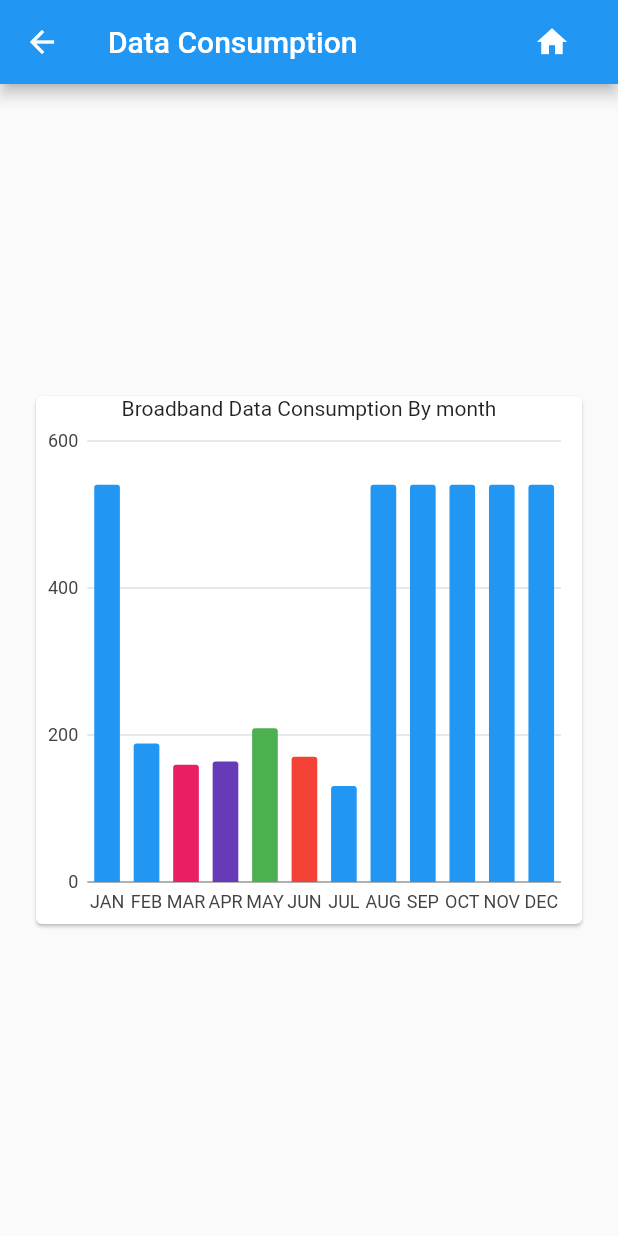
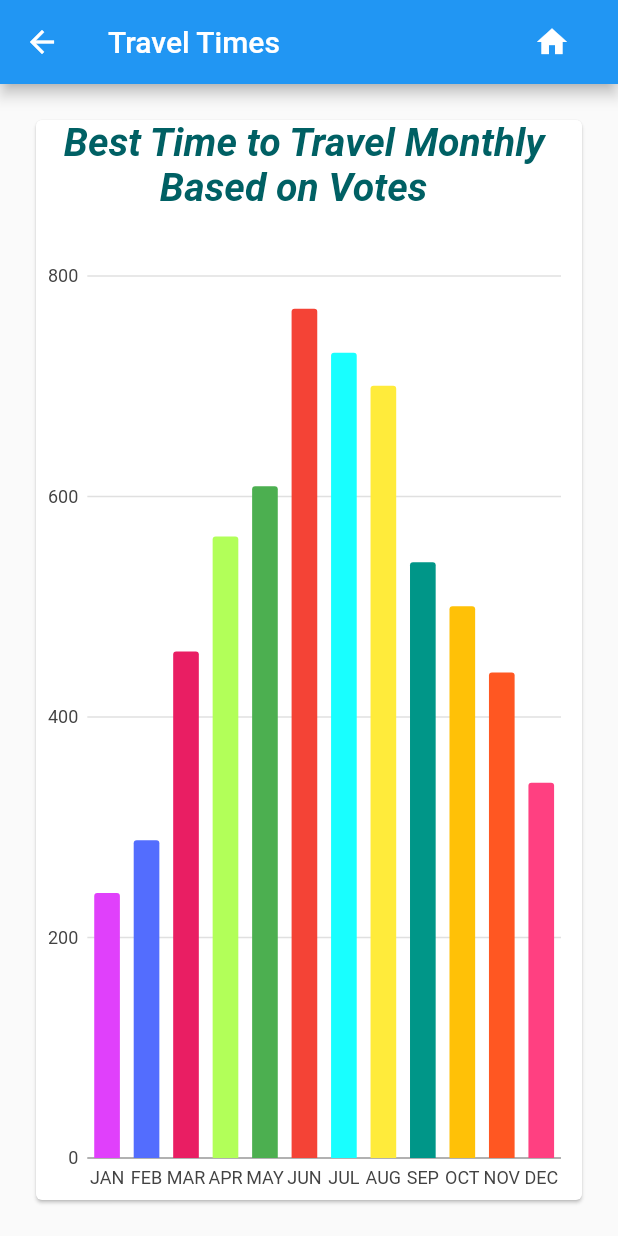
Before and after one commit to tilovashahrin/travel-itinerary, a Flutter app: the HomePage screen opened by its route, on a phone screen of 412 x 824 dp. Run offline on Flutter 3.47's test engine with Material 2 defaults, Android fonts, the phone set to English and light mode, and no system bars; our stand-ins replace charts_flutter, cloud_firestore, firebase_core, flutter_local_notifications, flutter_map, geocoding and 6 more; missing offline and left inert: dart:ffi, date_range_picker, time_range_picker; accounts and stored records are empty; statements that could not run were skipped.

Commit message:
made UI of graph

```diff
--- a/travel_app/lib/chart.dart
+++ b/travel_app/lib/chart.dart
@@ -7,66 +7,66 @@ import 'home_screen/main_screen.dart';
 
 class HomePage extends StatelessWidget {
   static const routeName = '/charts';
-  final List<DataConsumption> data = [
-    DataConsumption(
+  final List<Travel> data = [
+    Travel(
       month: 'JAN',
-      dataInGb: 540.45,
-      barColor: charts.ColorUtil.fromDartColor(Colors.blue),
+      dataInGb: 240.45,
+      barColor: charts.ColorUtil.fromDartColor(Colors.purpleAccent),
     ),
-    DataConsumption(
+    Travel(
       month: 'FEB',
-      dataInGb:188.31,
-      barColor: charts.ColorUtil.fromDartColor(Colors.blue),
+      dataInGb:288.31,
+      barColor: charts.ColorUtil.fromDartColor(Colors.indigoAccent),
     ),
-    DataConsumption(
+    Travel(
       month: 'MAR',
-      dataInGb: 159.39,
+      dataInGb: 459.39,
       barColor: charts.ColorUtil.fromDartColor(Colors.pink),
     ),
-    DataConsumption(
+    Travel(
       month: 'APR',
-      dataInGb: 163.82,
-      barColor: charts.ColorUtil.fromDartColor(Colors.deepPurple),
+      dataInGb: 563.82,
+      barColor: charts.ColorUtil.fromDartColor(Colors.lightGreenAccent),
     ),
-    DataConsumption(
+    Travel(
       month: 'MAY',
-      dataInGb: 209.26,
+      dataInGb: 609.26,
       barColor: charts.ColorUtil.fromDartColor(Colors.green),
     ),
-    DataConsumption(
+    Travel(
       month: 'JUN',
-      dataInGb: 170.26,
+      dataInGb: 770.26,
       barColor: charts.ColorUtil.fromDartColor(Colors.red),
     ),
-    DataConsumption(
+    Travel(
       month: 'JUL',
-      dataInGb: 130.45,
-      barColor: charts.ColorUtil.fromDartColor(Colors.blue),
+      dataInGb: 730.45,
+      barColor: charts.ColorUtil.fromDartColor(Colors.cyanAccent),
     ),
-    DataConsumption(
+    Travel(
       month: 'AUG',
-      dataInGb: 540.45,
-      barColor: charts.ColorUtil.fromDartColor(Colors.blue),
+      dataInGb: 700.45,
+      barColor: charts.ColorUtil.fromDartColor(Colors.yellow),
     ),
-    DataConsumption(
+    Travel(
       month: 'SEP',
       dataInGb: 540.45,
-      barColor: charts.ColorUtil.fromDartColor(Colors.blue),
+      barColor: charts.ColorUtil.fromDartColor(Colors.teal),
     ),
-    DataConsumption(
+    Travel(
       month: 'OCT',
-      dataInGb: 540.45,
-      barColor: charts.ColorUtil.fromDartColor(Colors.blue),
+      dataInGb: 500.45,
+      barColor: charts.ColorUtil.fromDartColor(Colors.amber),
     ),
-    DataConsumption(
+    Travel(
       month: 'NOV',
-      dataInGb: 540.45,
-      barColor: charts.ColorUtil.fromDartColor(Colors.blue),
+      dataInGb: 440.45,
+      barColor: charts.ColorUtil.fromDartColor(Colors.deepOrange),
     ),
-    DataConsumption(
+    Travel(
       month: 'DEC',
-      dataInGb: 540.45,
-      barColor: charts.ColorUtil.fromDartColor(Colors.blue),
+      dataInGb: 340.45,
+      barColor: charts.ColorUtil.fromDartColor(Colors.pinkAccent),
     ),
   ];
   @override
@@ -74,7 +74,7 @@ class HomePage extends StatelessWidget {
     return Scaffold(
       appBar: AppBar(
         backgroundColor: Colors.blue,
-        title: Text('Data Consumption'),
+        title: Text('Travel Times'),
           actions: [
       FlatButton( //Riya added this log out button
       child: Row(
--- a/travel_app/lib/main.dart
+++ b/travel_app/lib/main.dart
@@ -79,30 +79,3 @@ class _MyAppState extends State<MyApp> {
     );
   }
 }
-/*
-class LoginPage extends StatelessWidget{
-  @override
-  Widget build(BuildContext context){
-    return FutureBuilder(
-      future: Firebase.initializeApp(),
-      builder: (context, snapshot){
-        if(snapshot.hasError){
-          print("Error initiating firebase");
-          return Text('Error initializing firebase');
-        }
-        if(snapshot.connectionState == ConnectionState.done){
-          return MaterialApp(
-            title: 'App',
-            routes: <String, WidgetBuilder>{
-              // Set routes for using the Navigator.
-              '/home': (BuildContext context) => new MainScreen(),
-              '/login': (BuildContext context) => new LoginPage(),
-            },
-          );
-        }else{
-          return LinearProgressIndicator();
-        }
-      },
-    );
-  }
-}*/
--- a/travel_app/lib/models/data_cart.dart
+++ b/travel_app/lib/models/data_cart.dart
@@ -3,28 +3,28 @@ import 'package:flutter/material.dart';
 import 'package:charts_flutter/flutter.dart' as charts;
 
 class DataChart extends StatelessWidget {
-  final List<DataConsumption> data;
+  final List<Travel> data;
   const DataChart({Key key, this.data}) : super(key: key);
   @override
   Widget build(BuildContext context) {
-    List<charts.Series<DataConsumption, String>> series = [
+    List<charts.Series<Travel, String>> series = [
       charts.Series(
         data: data,
-        id: "DataConsumption",
-        domainFn: (DataConsumption series, _) => series.month,
-        measureFn: (DataConsumption series, _) => series.dataInGb,
-        colorFn: (DataConsumption seies, _) => seies.barColor,
+        id: "Travel",
+        domainFn: (Travel series, _) => series.month,
+        measureFn: (Travel series, _) => series.dataInGb,
+        colorFn: (Travel seies, _) => seies.barColor,
       )
     ];
     return Container(
-      height: 400,
+      //height: 400,
       padding: EdgeInsets.all(20),
       child: Card(
         child: Column(
           children: <Widget>[
             Text(
-              "Broadband Data Consumption By month",
-              style: Theme.of(context).textTheme.bodyText2,
+              "Best Time to Travel Monthly \n          Based on Votes \n",style: TextStyle(fontSize: 26.0,color: Colors.cyan[900],fontWeight: FontWeight.bold,fontStyle:FontStyle.italic),
+              //style: Theme.of(context).textTheme.bodyText2,
             ),
             Expanded(
               child: charts.BarChart(
--- a/travel_app/lib/models/data_consumption.dart
+++ b/travel_app/lib/models/data_consumption.dart
@@ -3,11 +3,11 @@ import 'dart:ffi';
 import 'package:charts_flutter/flutter.dart' as charts;
 import 'package:flutter/foundation.dart';
 
-class DataConsumption {
+class Travel {
   final String month;
   final double dataInGb;
   final charts.Color barColor;
 
-  DataConsumption(
+  Travel(
       {@required this.month, @required this.dataInGb, @required this.barColor});
 }
```
